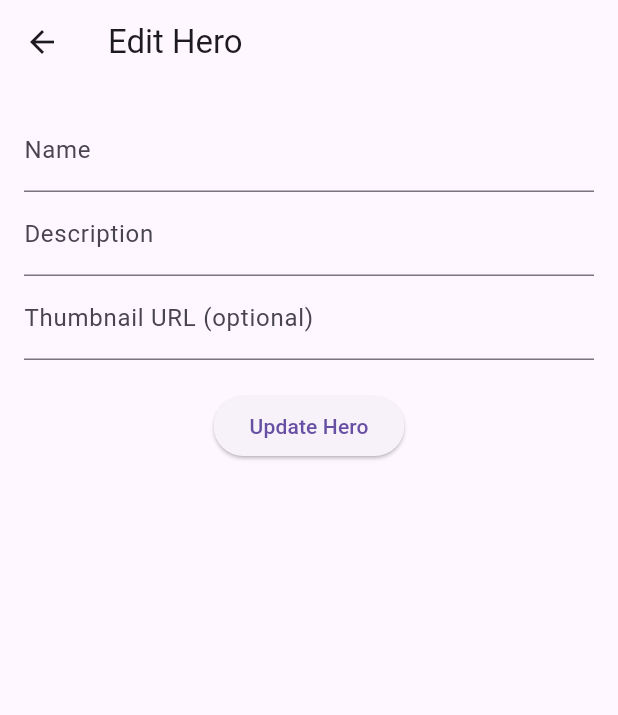
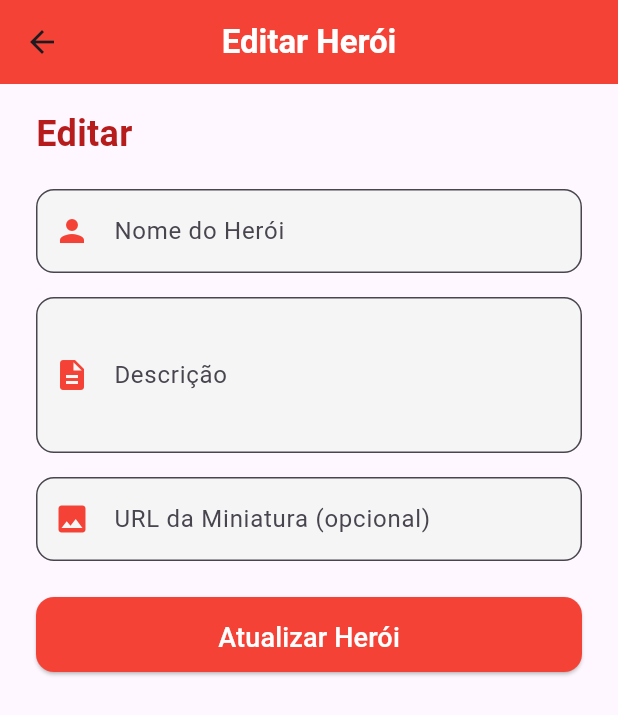
Before and after one commit to Joaomarcellodev/marvel_heroes, a Flutter app: the HeroEditView screen opened directly with empty values, on a phone screen of 412 x 824 dp. Shown: the top 715 px of the screen. Run offline on Flutter 3.47's test engine with Material 3 defaults, Android fonts, the light colour scheme and no system bars; network calls fail; Roboto replaces fonts that are missing (Arial).

Commit message:
melhorando interface do viw edit

```diff
--- a/lib/views/hero_edit_view.dart
+++ b/lib/views/hero_edit_view.dart
@@ -3,79 +3,209 @@ import 'package:provider/provider.dart';
 import '../data/models/hero_model.dart';
 import '../viewmodels/hero_viewmodel.dart';
 
-class HeroEditView extends StatelessWidget {
+class HeroEditView extends StatefulWidget {
   final HeroModel hero;
   HeroEditView({required this.hero});
 
+  @override
+  _HeroEditViewState createState() => _HeroEditViewState();
+}
+
+class _HeroEditViewState extends State<HeroEditView> {
   final _formKey = GlobalKey<FormState>();
   final _nameController = TextEditingController();
   final _descriptionController = TextEditingController();
   final _thumbnailController = TextEditingController();
+  bool _isSubmitting = false;
+
+  @override
+  void initState() {
+    super.initState();
+    // Inicializa os controladores com os valores do herói
+    _nameController.text = widget.hero.name;
+    _descriptionController.text = widget.hero.description;
+    _thumbnailController.text = widget.hero.thumbnail;
+  }
+
+  @override
+  void dispose() {
+    _nameController.dispose();
+    _descriptionController.dispose();
+    _thumbnailController.dispose();
+    super.dispose();
+  }
 
   @override
   Widget build(BuildContext context) {
     final viewModel = Provider.of<HeroViewModel>(context);
-    _nameController.text = hero.name;
-    _descriptionController.text = hero.description;
-    _thumbnailController.text = hero.thumbnail;
 
     return Scaffold(
-      appBar: AppBar(title: Text('Edit Hero')),
-      body: Padding(
-        padding: EdgeInsets.all(16.0),
+      appBar: AppBar(
+        title: Text(
+          'Editar Herói',
+          style: TextStyle(
+              color: Colors.white,
+              fontWeight: FontWeight.bold,
+              fontFamily: "Arial"),
+        ),
+        backgroundColor: Colors.red,
+        elevation: 0,
+        centerTitle: true,
+      ),
+      body: SingleChildScrollView(
+        child: Padding(
+          padding: EdgeInsets.symmetric(horizontal: 24.0, vertical: 16.0),
           child: Form(
             key: _formKey,
+            autovalidateMode:
+                AutovalidateMode.onUserInteraction, // Validação em tempo real
             child: Column(
+              crossAxisAlignment: CrossAxisAlignment.start,
               children: [
+                Text(
+                  'Editar ${widget.hero.name}',
+                  style: TextStyle(
+                    fontSize: 24,
+                    fontWeight: FontWeight.bold,
+                    color: Colors.red[900],
+                  ),
+                ),
+                SizedBox(height: 20),
                 TextFormField(
                   controller: _nameController,
-                decoration: InputDecoration(labelText: 'Name'),
+                  decoration: InputDecoration(
+                    labelText: 'Nome do Herói',
+                    prefixIcon: Icon(Icons.person, color: Colors.red),
+                    border: OutlineInputBorder(
+                      borderRadius: BorderRadius.circular(12),
+                    ),
+                    filled: true,
+                    fillColor: Colors.grey[100],
+                    focusedBorder: OutlineInputBorder(
+                      borderRadius: BorderRadius.circular(12),
+                      borderSide: BorderSide(color: Colors.red, width: 2),
+                    ),
+                  ),
                   validator: (value) {
                     if (value == null || value.isEmpty) {
-                    return 'Please enter a name';
+                      return 'Por favor, insira o nome do herói';
+                    }
+                    if (value.length < 2) {
+                      return 'O nome deve ter pelo menos 2 caracteres';
                     }
                     return null;
                   },
                 ),
+                SizedBox(height: 16),
                 TextFormField(
                   controller: _descriptionController,
-                decoration: InputDecoration(labelText: 'Description'),
+                  decoration: InputDecoration(
+                    labelText: 'Descrição',
+                    prefixIcon: Icon(Icons.description, color: Colors.red),
+                    border: OutlineInputBorder(
+                      borderRadius: BorderRadius.circular(12),
+                    ),
+                    filled: true,
+                    fillColor: Colors.grey[100],
+                    focusedBorder: OutlineInputBorder(
+                      borderRadius: BorderRadius.circular(12),
+                      borderSide: BorderSide(color: Colors.red, width: 2),
+                    ),
+                  ),
+                  maxLines: 3,
                   validator: (value) {
                     if (value == null || value.isEmpty) {
-                    return 'Please enter a description';
+                      return 'Por favor, insira uma descrição';
+                    }
+                    if (value.length < 10) {
+                      return 'A descrição deve ter pelo menos 10 caracteres';
                     }
                     return null;
                   },
                 ),
+                SizedBox(height: 16),
                 TextFormField(
                   controller: _thumbnailController,
-                decoration: InputDecoration(labelText: 'Thumbnail URL (optional)'),
+                  decoration: InputDecoration(
+                    labelText: 'URL da Miniatura (opcional)',
+                    prefixIcon: Icon(Icons.image, color: Colors.red),
+                    border: OutlineInputBorder(
+                      borderRadius: BorderRadius.circular(12),
                     ),
-              SizedBox(height: 20),
-              ElevatedButton(
-                onPressed: () {
+                    filled: true,
+                    fillColor: Colors.grey[100],
+                    focusedBorder: OutlineInputBorder(
+                      borderRadius: BorderRadius.circular(12),
+                      borderSide: BorderSide(color: Colors.red, width: 2),
+                    ),
+                  ),
+                  validator: (value) {
+                    if (value != null && value.isNotEmpty) {
+                      if (!Uri.parse(value).isAbsolute ||
+                          !value.contains(RegExp(r'\.(jpg|jpeg|png)$'))) {
+                        return 'Insira uma URL válida para uma imagem (jpg, jpeg ou png)';
+                      }
+                    }
+                    return null;
+                  },
+                ),
+                SizedBox(height: 24),
+                Center(
+                  child: AnimatedContainer(
+                    duration: Duration(milliseconds: 300),
+                    width: _isSubmitting ? 60 : double.infinity,
+                    height: 50,
+                    child: ElevatedButton(
+                      onPressed: _isSubmitting
+                          ? null
+                          : () async {
                               if (_formKey.currentState!.validate()) {
+                                setState(() => _isSubmitting = true);
+                                try {
                                   final updatedHero = HeroModel(
-                      id: hero.id,
+                                    id: widget.hero.id,
                                     name: _nameController.text,
                                     description: _descriptionController.text,
                                     thumbnail: _thumbnailController.text.isEmpty
                                         ? 'https://via.placeholder.com/150'
                                         : _thumbnailController.text,
                                   );
-                    viewModel
-                        .updateHero(updatedHero)
-                        .then((_) => Navigator.pop(context))
-                        .catchError((e) {
+                                  await viewModel.updateHero(updatedHero);
+                                  Navigator.pop(context);
+                                } catch (e) {
                                   ScaffoldMessenger.of(context).showSnackBar(
-                        SnackBar(content: Text('Error: $e')),
+                                    SnackBar(
+                                      content: Text('Erro: $e'),
+                                      backgroundColor: Colors.red,
+                                    ),
                                   );
-                    });
+                                } finally {
+                                  setState(() => _isSubmitting = false);
+                                }
                               }
                             },
-                child: Text('Update Hero'),
+                      child: _isSubmitting
+                          ? CircularProgressIndicator(
+                              color: Colors.white,
+                              strokeWidth: 2,
+                            )
+                          : Text(
+                              'Atualizar Herói',
+                              style: TextStyle(fontSize: 18),
+                            ),
+                      style: ElevatedButton.styleFrom(
+                        backgroundColor: Colors.red,
+                        foregroundColor: Colors.white,
+                        shape: RoundedRectangleBorder(
+                          borderRadius: BorderRadius.circular(12),
+                        ),
+                        padding: EdgeInsets.symmetric(vertical: 14),
+                      ),
+                    ),
+                  ),
                 ),
               ],
+            ),
           ),
         ),
       ),
```
Lines whose indentation alone changed are shown as unchanged.
